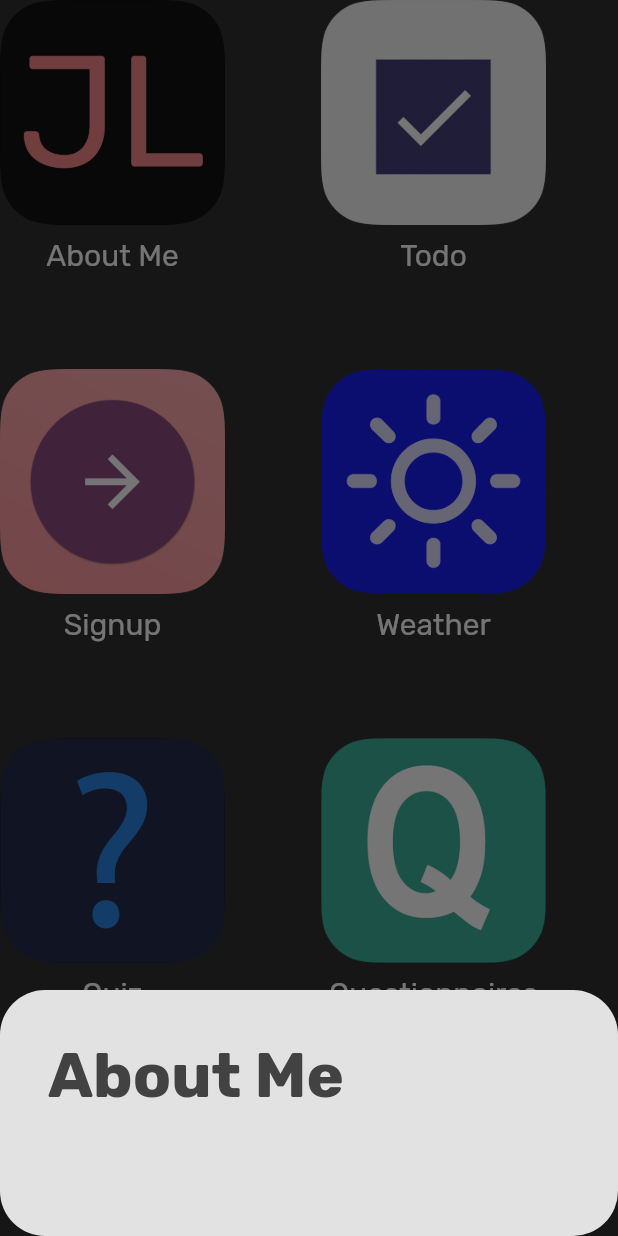
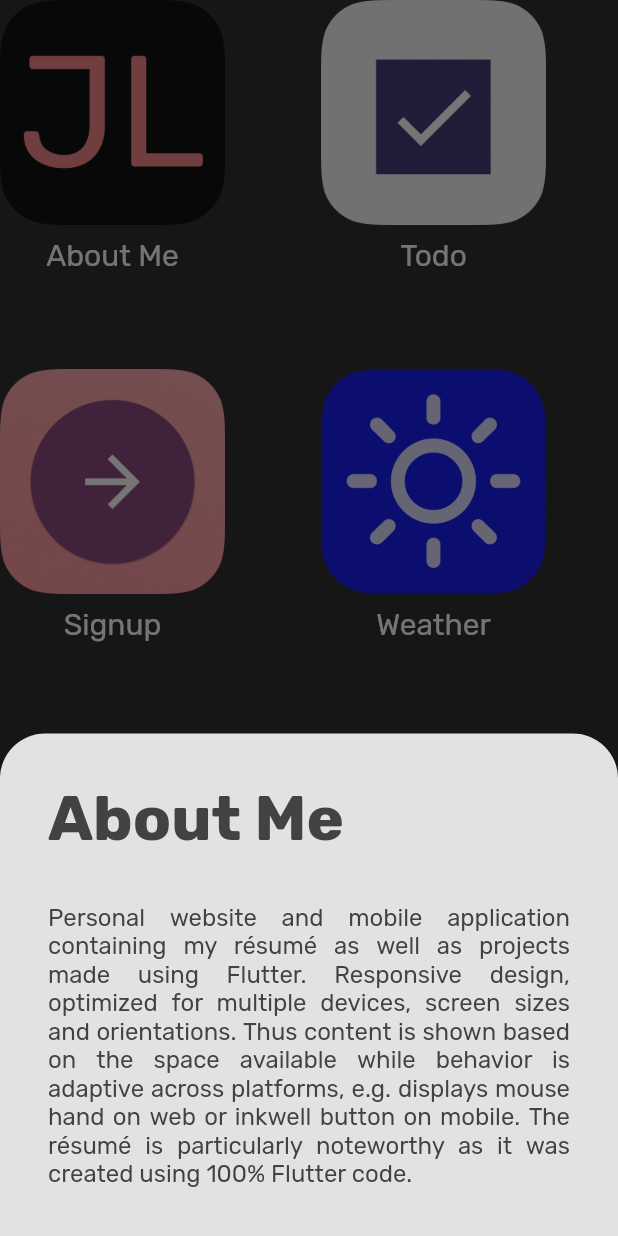
Before and after one commit to jlaskowska/about_me, a Flutter app: the _PortfolioContent widget shown alone on an empty page, opened directly, after a tap on "About Me", on a phone screen of 412 x 824 dp. Run offline on Flutter 3.47's test engine with Material 2 defaults, Android fonts, the phone set to English and light mode, and no system bars.

Commit message:
Updated portfolio content.

```diff
--- a/lib/config/portfolio_settings.dart
+++ b/lib/config/portfolio_settings.dart
@@ -4,7 +4,8 @@ class PortfolioSettings {
   static const projects = const [
     PortfolioProjectsModel(
       title: 'About Me',
-      description: '',
+      description:
+          'Personal website and mobile application containing my ré­su­mé as well as projects made using Flutter. Responsive design, optimized for multiple devices, screen sizes and orientations. Thus content is shown based on the space available while behavior is adaptive across platforms, e.g. displays mouse hand on web or inkwell button on mobile. The ré­su­mé is particularly noteworthy as it was created using 100% Flutter code.',
       iconAssetPath: 'assets/images/common/aboutme_app_icon.png',
       screenshotAssetPaths: [
         'assets/images/portfolio/aboutme/01.png',
--- a/lib/widgets/portfolio_page/portfolio_page.dart
+++ b/lib/widgets/portfolio_page/portfolio_page.dart
@@ -46,7 +46,7 @@ class _PortfolioContent extends StatelessWidget {
               isScrollControlled: true,
               backgroundColor: ProjectColors.almostWhite,
               shape: RoundedRectangleBorder(
-                borderRadius: BorderRadius.circular(30.0),
+                borderRadius: BorderRadius.only(topLeft: Radius.circular(30.0), topRight: Radius.circular(30.0)),
               ),
               context: context,
               builder: (_) => SingleChildScrollView(
```
